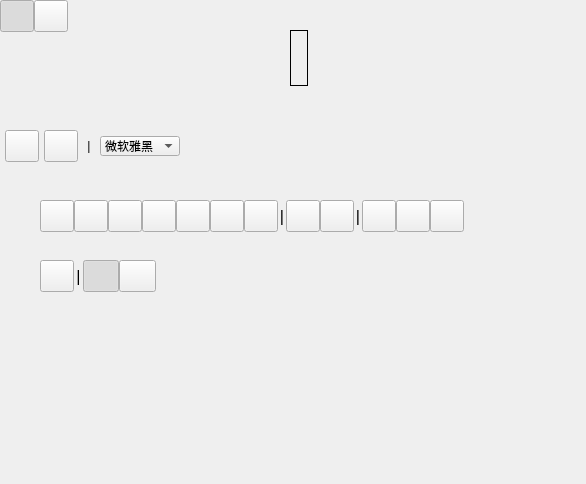
Qt form MainWindow.ui (xland/ScreenCapture) before a commit.
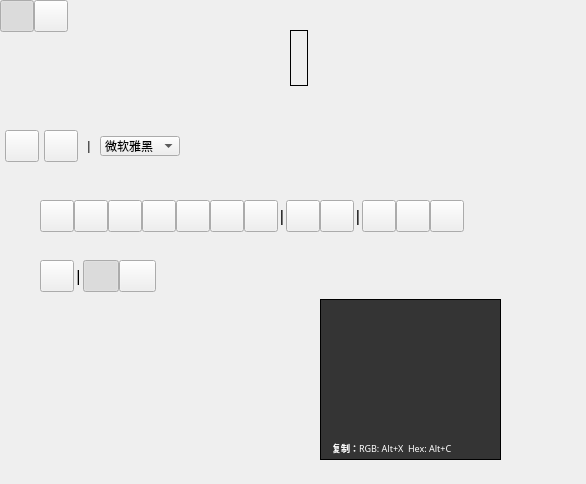
The same form after that commit.

The edit to the form file:
```diff
--- a/MainWindow.ui
+++ b/MainWindow.ui
@@ -1276,6 +1276,121 @@
      <bool>false</bool>
     </property>
    </widget>
+   <widget class="QWidget" name="tipBox" native="true">
+    <property name="geometry">
+     <rect>
+      <x>320</x>
+      <y>299</y>
+      <width>181</width>
+      <height>161</height>
+     </rect>
+    </property>
+    <property name="styleSheet">
+     <string notr="true">#tipBox{border:1px solid #000;background:rgba(0,0,0,200);}</string>
+    </property>
+    <layout class="QVBoxLayout" name="verticalLayout">
+     <property name="spacing">
+      <number>0</number>
+     </property>
+     <property name="leftMargin">
+      <number>0</number>
+     </property>
+     <property name="topMargin">
+      <number>0</number>
+     </property>
+     <property name="rightMargin">
+      <number>0</number>
+     </property>
+     <property name="bottomMargin">
+      <number>3</number>
+     </property>
+     <item>
+      <widget class="QLabel" name="tipImageLabel">
+       <property name="minimumSize">
+        <size>
+         <width>0</width>
+         <height>100</height>
+        </size>
+       </property>
+       <property name="maximumSize">
+        <size>
+         <width>16777215</width>
+         <height>100</height>
+        </size>
+       </property>
+       <property name="text">
+        <string/>
+       </property>
+      </widget>
+     </item>
+     <item>
+      <widget class="QWidget" name="widget_5" native="true">
+       <property name="styleSheet">
+        <string notr="true">QLabel{color:#fff;}</string>
+       </property>
+       <layout class="QVBoxLayout" name="verticalLayout_2">
+        <property name="spacing">
+         <number>0</number>
+        </property>
+        <property name="leftMargin">
+         <number>12</number>
+        </property>
+        <property name="topMargin">
+         <number>0</number>
+        </property>
+        <property name="rightMargin">
+         <number>12</number>
+        </property>
+        <property name="bottomMargin">
+         <number>0</number>
+        </property>
+        <item>
+         <widget class="QLabel" name="tipPositionLabel">
+          <property name="font">
+           <font>
+            <family>Microsoft YaHei</family>
+            <pointsize>7</pointsize>
+           </font>
+          </property>
+          <property name="text">
+           <string/>
+          </property>
+         </widget>
+        </item>
+        <item>
+         <widget class="QLabel" name="tipRgbLabel">
+          <property name="font">
+           <font>
+            <family>Microsoft YaHei</family>
+            <pointsize>7</pointsize>
+           </font>
+          </property>
+          <property name="text">
+           <string/>
+          </property>
+         </widget>
+        </item>
+        <item>
+         <widget class="QLabel" name="tipHelpLable">
+          <property name="font">
+           <font>
+            <family>Microsoft YaHei</family>
+            <pointsize>7</pointsize>
+           </font>
+          </property>
+          <property name="styleSheet">
+           <string notr="true"/>
+          </property>
+          <property name="text">
+           <string>复制：RGB: Alt+X  Hex: Alt+C</string>
+          </property>
+         </widget>
+        </item>
+       </layout>
+      </widget>
+     </item>
+    </layout>
+   </widget>
   </widget>
  </widget>
  <resources/>
```
